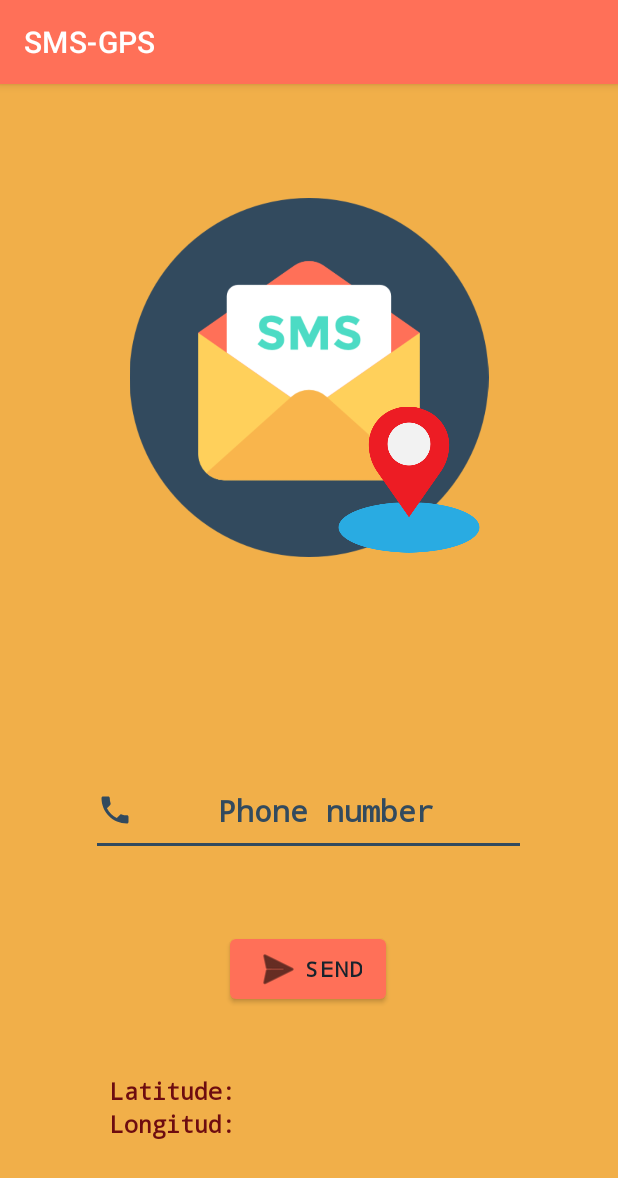
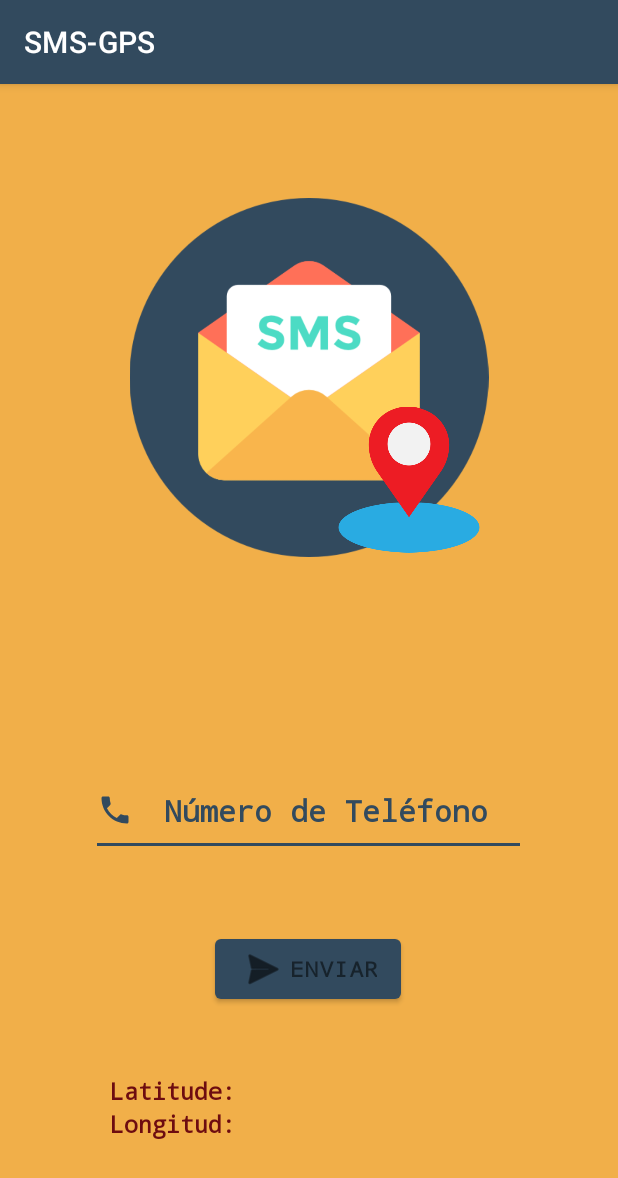
Before and after one commit to HectorND15/DisElect_P1, an Android app: the screen it shows after launch (MainActivity), on a phone screen of 412 x 824 dp. Shown: the top 1178 px of the screen. Run offline under Robolectric (Android 15) with nearby library versions, the phone set to English and light mode, and no system bars.

Commit message:
Actualización de la App 13/08

```diff
--- a/SMSGPS/app/build.gradle
+++ b/SMSGPS/app/build.gradle
@@ -32,6 +32,7 @@ dependencies {
     implementation 'androidx.appcompat:appcompat:1.4.2'
     implementation 'com.google.android.material:material:1.6.1'
     implementation 'androidx.constraintlayout:constraintlayout:2.1.4'
+    implementation 'com.google.android.gms:play-services-location:18.0.0'
     testImplementation 'junit:junit:4.13.2'
     androidTestImplementation 'androidx.test.ext:junit:1.1.3'
     androidTestImplementation 'androidx.test.espresso:espresso-core:3.4.0'
--- a/SMSGPS/app/src/main/AndroidManifest.xml
+++ b/SMSGPS/app/src/main/AndroidManifest.xml
@@ -6,8 +6,6 @@
     <uses-permission android:name="android.permission.SEND_SMS"/>
     <uses-permission android:name="android.permission.ACCESS_FINE_LOCATION"/>
     <uses-permission android:name="android.permission.ACCESS_COARSE_LOCATION"/>
-    <uses-permission android:name="android.permission.READ_PHONE_STATE"/>
-    <uses-permission android:name="android.permission.READ_PHONE_NUMBERS" />
 
 
     <application
--- a/SMSGPS/app/src/main/res/layout/activity_main.xml
+++ b/SMSGPS/app/src/main/res/layout/activity_main.xml
@@ -37,7 +37,7 @@
         android:layout_marginBottom="152dp"
         android:fontFamily="monospace"
         android:onClick="pushed"
-        android:text="Send"
+        android:text="@string/txt_button"
         android:textColor="#17232C"
 
         android:textStyle="bold"
@@ -54,18 +54,18 @@
         android:layout_width="290dp"
         android:layout_height="60dp"
         android:layout_marginTop="76dp"
+        android:drawableStart="@drawable/ic_phone_24"
         android:ems="10"
         android:fontFamily="monospace"
-        android:hint="Phone number"
-        android:textColorHint="#324a5e"
+        android:hint="@string/txt_phone_number"
         android:hyphenationFrequency="none"
         android:inputType="phone"
+        android:minLines="6"
         android:textAlignment="center"
         android:textColor="#324a5e"
+        android:textColorHint="#324a5e"
         android:textSize="20sp"
         android:textStyle="bold"
-        android:drawableStart="@drawable/ic_phone_24"
-        android:minLines="6"
 
         app:layout_constraintBottom_toTopOf="@+id/send"
         app:layout_constraintEnd_toEndOf="parent"
--- a/SMSGPS/app/src/main/res/values-night/themes.xml
+++ b/SMSGPS/app/src/main/res/values-night/themes.xml
@@ -2,7 +2,7 @@
     <!-- Base application theme. -->
     <style name="Theme.SMSGPS" parent="Theme.MaterialComponents.DayNight.DarkActionBar">
         <!-- Primary brand color. -->
-        <item name="colorPrimary">#ff7058</item>
+        <item name="colorPrimary">#324a5e</item>
         <item name="colorPrimaryVariant">#324a5e</item>
         <item name="colorOnPrimary">@color/black</item>
         <!-- Secondary brand color. -->
--- a/SMSGPS/app/src/main/res/values/strings.xml
+++ b/SMSGPS/app/src/main/res/values/strings.xml
@@ -1,3 +1,6 @@
 <resources>
     <string name="app_name">SMS-GPS</string>
+    <string name="txt_button">Enviar</string>
+    <string name="txt_phone_number">Número de Teléfono</string>
+
 </resources>
--- a/SMSGPS/app/src/main/res/values/themes.xml
+++ b/SMSGPS/app/src/main/res/values/themes.xml
@@ -2,7 +2,7 @@
     <!-- Base application theme. -->
     <style name="Theme.SMSGPS" parent="Theme.MaterialComponents.DayNight.DarkActionBar">
         <!-- Primary brand color. -->
-        <item name="colorPrimary">#ff7058</item>
+        <item name="colorPrimary">#324a5e</item>
         <item name="colorPrimaryVariant">#324a5e</item>
         <item name="colorOnPrimary">@color/black</item>
         <!-- Secondary brand color. -->
```
Also changed, not shown: SMSGPS/app/src/main/java/com/example/sms_gps/MainActivity.java (+22 -15 lines), 2 other files.
